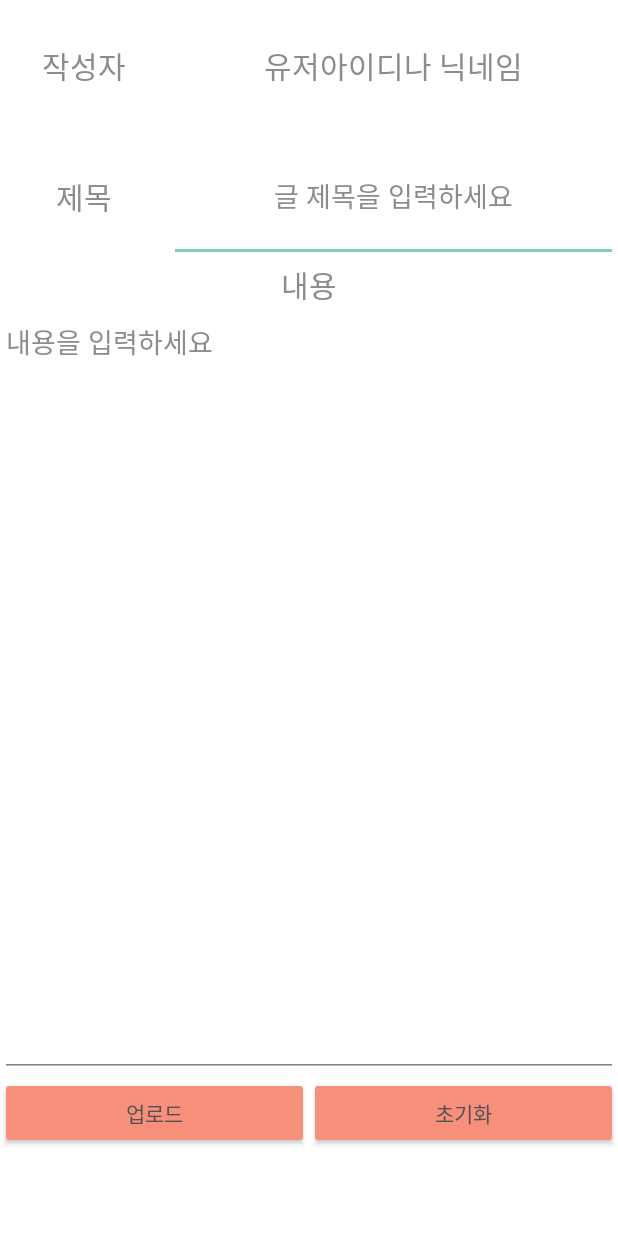
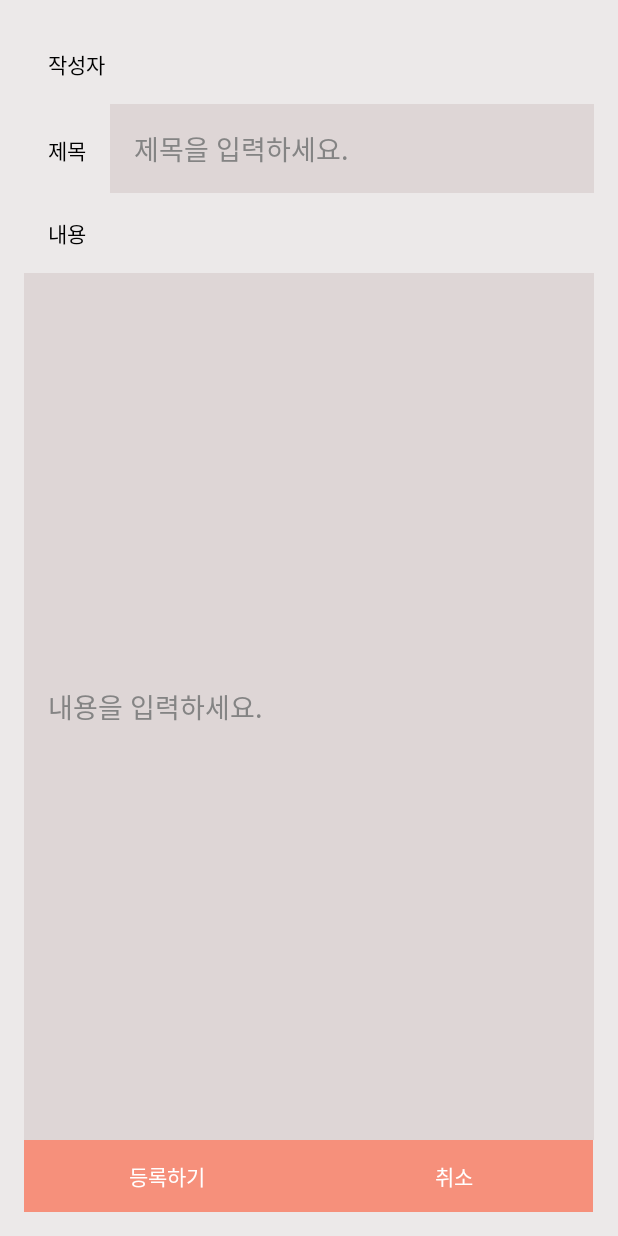
Before and after one commit to jun4256/Pettelier_Android.Vol2, an Android app: the layout activity_board_write.xml on its own in the app's theme, with its tools: preview values and no code run, on a phone screen of 412 x 824 dp. Run offline under Robolectric (Android 15) with nearby library versions, the phone set to English and light mode, and no system bars; network calls fail.

Commit message:
게시파파파아아아아안

```diff
--- a/app/src/main/AndroidManifest.xml
+++ b/app/src/main/AndroidManifest.xml
@@ -51,6 +51,23 @@
         <activity
             android:name=".MainActivity"
             android:exported="true" />
+
+        <activity
+            android:name=".boardWrite"
+            android:exported="true"
+            tools:ignore="Instantiatable">
+            <intent-filter>
+                <action android:name="android.intent.action.MAIN" />
+
+                <category android:name="android.intent.category.LAUNCHER" />
+            </intent-filter>
+        </activity>
+
+
+
+
+
+
     </application>
 
 </manifest>
--- a/app/src/main/java/com/example/pettelier_androidvol2/boardWrite.java
+++ b/app/src/main/java/com/example/pettelier_androidvol2/boardWrite.java
@@ -1,12 +1,6 @@
 package com.example.pettelier_androidvol2;
 
-import androidx.annotation.NonNull;
-import androidx.annotation.Nullable;
-import androidx.appcompat.app.AppCompatActivity;
-import androidx.fragment.app.Fragment;
-
 import android.os.Bundle;
-import android.text.Editable;
 import android.view.LayoutInflater;
 import android.view.View;
 import android.view.ViewGroup;
@@ -14,8 +8,12 @@ import android.widget.Button;
 import android.widget.EditText;
 import android.widget.TextView;
 
+import androidx.annotation.NonNull;
+import androidx.annotation.Nullable;
+import androidx.fragment.app.Fragment;
+
 public class boardWrite extends Fragment {
-    private Button btn_upload, btn_reset;
+    private Button reg_button, cle_button;
     private EditText board_title,content;
     private TextView writer;
 
@@ -28,8 +26,8 @@ public class boardWrite extends Fragment {
 
         board_title = fragment.findViewById(R.id.board_title);
         content = fragment.findViewById(R.id.content);
-        btn_upload = fragment.findViewById(R.id.btn_upload);
-        btn_reset = fragment.findViewById(R.id.btn_reset);
+        reg_button = fragment.findViewById(R.id.reg_button);
+        cle_button = fragment.findViewById(R.id.cle_button);
         writer = fragment.findViewById(R.id.writer);
 
 
--- a/app/src/main/res/layout/activity_board_write.xml
+++ b/app/src/main/res/layout/activity_board_write.xml
@@ -1,162 +1,89 @@
 <?xml version="1.0" encoding="utf-8"?>
 <LinearLayout xmlns:android="http://schemas.android.com/apk/res/android"
-    xmlns:app="http://schemas.android.com/apk/res-auto"
-    xmlns:tools="http://schemas.android.com/tools"
     android:layout_width="match_parent"
     android:layout_height="match_parent"
-    android:background="#FFFFFF"
+    android:background="#ECE9E9"
     android:orientation="vertical"
-    tools:context=".boardWrite">
+    android:padding="16dp">
 
     <LinearLayout
         android:layout_width="match_parent"
-        android:layout_height="325dp"
-        android:layout_weight="1"
-        android:orientation="vertical">
-
-        <LinearLayout
-            android:layout_width="match_parent"
-            android:layout_height="match_parent"
-            android:layout_weight="1">
-
-            <LinearLayout
-                android:layout_width="225dp"
-                android:layout_height="match_parent"
-                android:layout_weight="1"
+        android:layout_height="wrap_content"
         android:orientation="horizontal">
 
         <TextView
-                    android:id="@+id/textView2"
+            android:layout_width="wrap_content"
+            android:layout_height="wrap_content"
+            android:padding="16dp"
+            android:text="작성자" />
+
+        <TextView
+            android:id="@+id/writer"
             android:layout_width="match_parent"
-                    android:layout_height="match_parent"
+            android:layout_height="wrap_content"
             android:layout_weight="1"
-                    android:gravity="center"
-                    android:text="작성자"
-                    android:textColor="#8C8C8C"
-                    android:textColorHint="#A3A3A3"
-                    android:textSize="20sp" />
+
+            android:padding="16dp" />
+
     </LinearLayout>
 
     <LinearLayout
         android:layout_width="match_parent"
-                android:layout_height="match_parent"
-                android:layout_weight="1"
+        android:layout_height="wrap_content"
         android:orientation="horizontal">
 
         <TextView
-                    android:id="@+id/writer"
-                    android:layout_width="match_parent"
-                    android:layout_height="match_parent"
-                    android:layout_weight="1"
-                    android:gravity="center"
-                    android:text="유저아이디나 닉네임"
-                    android:textColor="#8C8C8C"
-                    android:textSize="20sp" />
-            </LinearLayout>
-        </LinearLayout>
-
-        <LinearLayout
-            android:layout_width="match_parent"
-            android:layout_height="match_parent"
-            android:layout_weight="1">
-
-            <LinearLayout
-                android:layout_width="225dp"
-                android:layout_height="match_parent"
-                android:layout_weight="1"
-                android:orientation="horizontal">
-
-                <TextView
-                    android:id="@+id/textView3"
-                    android:layout_width="match_parent"
-                    android:layout_height="match_parent"
-                    android:layout_weight="1"
-                    android:gravity="center"
-                    android:text="제목"
-                    android:textColor="#8C8C8C"
-                    android:textColorHint="#A3A3A3"
-                    android:textSize="20sp" />
-            </LinearLayout>
-
-            <LinearLayout
-                android:layout_width="match_parent"
-                android:layout_height="match_parent"
-                android:layout_weight="1"
-                android:orientation="horizontal">
+            android:layout_width="wrap_content"
+            android:layout_height="wrap_content"
+            android:padding="16dp"
+            android:text="제목" />
 
         <EditText
             android:id="@+id/board_title"
             android:layout_width="match_parent"
-                    android:layout_height="match_parent"
+            android:layout_height="wrap_content"
             android:layout_weight="1"
-                    android:ems="10"
-                    android:gravity="center"
-                    android:inputType="textPersonName"
-                    android:text="글 제목을 입력하세요"
-                    android:textColor="#8C8C8C" />
-            </LinearLayout>
-        </LinearLayout>
+            android:background="#DED6D6"
+            android:hint="제목을 입력하세요."
+            android:padding="16dp" />
     </LinearLayout>
 
-    <LinearLayout
-        android:layout_width="match_parent"
-        android:layout_height="694dp"
-        android:layout_weight="1"
-        android:orientation="vertical">
-
     <TextView
-            android:id="@+id/textView4"
-            android:layout_width="match_parent"
+        android:layout_width="wrap_content"
         android:layout_height="wrap_content"
-            android:gravity="center"
-            android:text="내용"
-            android:textColor="#8C8C8C"
-            android:textSize="20sp" />
+        android:padding="16dp"
+        android:text="내용" />
 
     <EditText
         android:id="@+id/content"
         android:layout_width="match_parent"
         android:layout_height="match_parent"
-            android:ems="10"
-            android:gravity="center|top|left"
-            android:inputType="textPersonName"
-            android:text="내용을 입력하세요"
-            android:textColor="#8C8C8C" />
-    </LinearLayout>
+        android:layout_weight="1"
+        android:background="#DED6D6"
+        android:hint="내용을 입력하세요."
+        android:padding="16dp" />
 
     <LinearLayout
-        android:layout_width="match_parent"
-        android:layout_height="257dp"
-        android:layout_weight="1">
-
-        <LinearLayout
-            android:layout_width="match_parent"
-            android:layout_height="match_parent"
-            android:layout_weight="1"
+        android:layout_width="379dp"
+        android:layout_height="wrap_content"
         android:orientation="horizontal">
 
         <Button
-                android:id="@+id/btn_upload"
-                android:layout_width="wrap_content"
+            android:id="@+id/reg_button"
+            android:layout_width="191dp"
             android:layout_height="wrap_content"
-                android:layout_weight="1"
-                android:text="업로드"
-                android:textColor="#515151" />
+            android:background="#F6907B"
+            android:text="등록하기"
+            android:textColor="#FFFFFF" />
+
+        <Button
+            android:id="@+id/cle_button"
+            android:layout_width="191dp"
+            android:layout_height="wrap_content"
+            android:background="#F6907B"
+            android:text="취소"
+            android:textColor="#FFFFFF" />
     </LinearLayout>
 
-        <LinearLayout
-            android:layout_width="match_parent"
-            android:layout_height="match_parent"
-            android:layout_weight="1"
-            android:orientation="horizontal">
 
-            <Button
-                android:id="@+id/btn_reset"
-                android:layout_width="wrap_content"
-                android:layout_height="wrap_content"
-                android:layout_weight="1"
-                android:text="초기화"
-                android:textColor="#515151" />
 </LinearLayout>
-    </LinearLayout>
-</LinearLayout>
```
Lines whose indentation alone changed are shown as unchanged.
